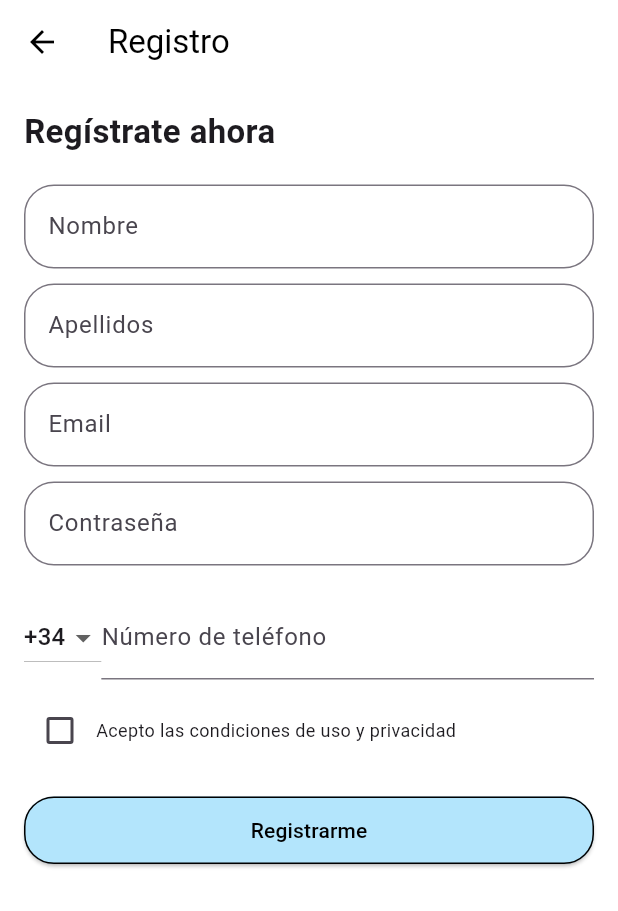
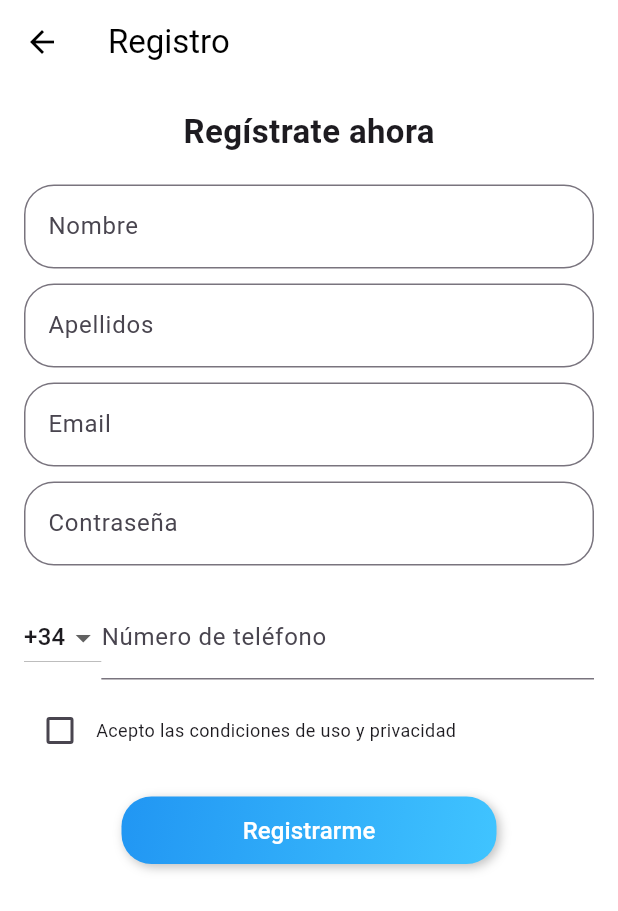
Before and after one commit to Dani-San-Gar/App_padel, a Flutter app: the screen it shows after launch, after a tap on "Registrarme", on a phone screen of 412 x 824 dp. Shown: the top 911 px of the screen. Run offline on Flutter 3.47's test engine with Material 3 defaults, Android fonts, the phone set to English and light mode, and no system bars; our stand-ins replace animate_do; missing offline and left inert: window_manager.

Commit message:
cambios esteticos, mejoras visuales

```diff
--- a/lib/main.dart
+++ b/lib/main.dart
@@ -1,70 +1,35 @@
 import 'package:flutter/material.dart';
-import 'screens/welcome_screen.dart';
+import 'package:window_manager/window_manager.dart';
+import 'package:app_padel/screens/welcome_screen.dart';
 
-void main() {
+void main() async {
+  WidgetsFlutterBinding.ensureInitialized();
+  await windowManager.ensureInitialized();
+
+  WindowOptions windowOptions = const WindowOptions(
+    size: Size(390, 844), // Tamaño de iPhone 14
+    center: true,
+    minimumSize: Size(390, 844),
+    maximumSize: Size(390, 844),
+    titleBarStyle: TitleBarStyle.hidden,
+  );
+
+  windowManager.waitUntilReadyToShow(windowOptions, () async {
+    await windowManager.show();
+    await windowManager.focus();
+  });
+
   runApp(const MyApp());
 }
 
 class MyApp extends StatelessWidget {
   const MyApp({super.key});
 
-  // This widget is the root of your application.
   @override
   Widget build(BuildContext context) {
     return MaterialApp(
-      title: 'Flutter Demo',
       debugShowCheckedModeBanner: false,
-      theme: ThemeData(
-        colorScheme: ColorScheme.fromSeed(seedColor: Colors.deepPurple),
-        useMaterial3: true,
-      ),
       home: const WelcomeScreen(),
     );
   }
 }
-
-class MyHomePage extends StatefulWidget {
-  const MyHomePage({super.key, required this.title});
-  final String title;
-  @override
-  State<MyHomePage> createState() => _MyHomePageState();
-}
-
-class _MyHomePageState extends State<MyHomePage> {
-  int _counter = 0;
-
-  void _incrementCounter() {
-    setState(() {
-      _counter++;
-    });
-  }
-
-  @override
-  Widget build(BuildContext context) {
-    return Scaffold(
-      appBar: AppBar(
-        backgroundColor: Theme.of(context).colorScheme.inversePrimary,
-        title: Text(widget.title),
-      ),
-      body: Center(
-        child: Column(
-          mainAxisAlignment: MainAxisAlignment.center,
-          children: <Widget>[
-            const Text(
-              'You have pushed the button this many times:',
-            ),
-            Text(
-              '$_counter',
-              style: Theme.of(context).textTheme.headlineMedium,
-            ),
-          ],
-        ),
-      ),
-      floatingActionButton: FloatingActionButton(
-        onPressed: _incrementCounter,
-        tooltip: 'Increment',
-        child: const Icon(Icons.add),
-      ),
-    );
-  }
-}
--- a/lib/screens/register_screen.dart
+++ b/lib/screens/register_screen.dart
@@ -93,9 +93,11 @@
             child: Column(
               crossAxisAlignment: CrossAxisAlignment.start,
               children: [
-                const Text(
+                const Center(
+                  child: Text(
                     'Regístrate ahora',
                     style: TextStyle(fontSize: 22, fontWeight: FontWeight.bold),
+                  ),
                 ),
                 const SizedBox(height: 20),
                 _buildTextField('Nombre', 'Por favor, ingresa tu nombre', _nameController),
@@ -149,7 +151,7 @@
                   ],
                 ),
                 const SizedBox(height: 20),
-                _buildButton('Registrarme', Colors.lightBlue.shade100, _registerUser),
+                _buildButton('Registrarme', _registerUser),
                 if (_isLoading) const Center(child: CircularProgressIndicator()),
               ],
             ),
@@ -178,22 +180,35 @@
     );
   }
 
-  Widget _buildButton(String text, Color color, VoidCallback onPressed) {
-    return SizedBox(
-      width: double.infinity,
+  Widget _buildButton(String text, VoidCallback onPressed) {
+    return Center(
+      child: Container(
+        width: 250,
         height: 45,
-      child: ElevatedButton(
-        style: ElevatedButton.styleFrom(
-          backgroundColor: color,
-          shape: RoundedRectangleBorder(
+        decoration: BoxDecoration(
+          gradient: LinearGradient(
+            colors: [Colors.blue, Colors.lightBlueAccent],
+            begin: Alignment.topLeft,
+            end: Alignment.bottomRight,
+          ),
           borderRadius: BorderRadius.circular(20),
-            side: const BorderSide(color: Colors.black),
+          boxShadow: [
+            BoxShadow(
+              color: Colors.black26,
+              blurRadius: 5,
+              offset: Offset(2, 2),
             ),
+          ],
         ),
+        child: TextButton(
           onPressed: onPressed,
+          style: TextButton.styleFrom(
+            padding: EdgeInsets.zero,
+          ),
           child: Text(
             text,
-          style: const TextStyle(color: Colors.black),
+            style: const TextStyle(color: Colors.white, fontSize: 16),
+          ),
         ),
       ),
     );
--- a/lib/screens/welcome_screen.dart
+++ b/lib/screens/welcome_screen.dart
@@ -1,6 +1,7 @@
 import 'package:flutter/material.dart';
 import 'package:app_padel/screens/register_screen.dart';
 import 'package:app_padel/screens/login_screen.dart';
+import 'package:animate_do/animate_do.dart'; // Importamos el paquete de animaciones
 
 class WelcomeScreen extends StatelessWidget {
   const WelcomeScreen({super.key});
@@ -9,69 +10,95 @@
   Widget build(BuildContext context) {
     return Scaffold(
       backgroundColor: Colors.white,
-      body: Stack(
-        children: [
-          Center( // Centra el contenido principal
+      body: Center(
         child: Column(
           mainAxisSize: MainAxisSize.min,
           children: [
-                const Text(
+            // Animación para el título
+            FadeInDown(
+              child: const Text(
                 "PlayDay",
-                  style: TextStyle(fontSize: 22, fontWeight: FontWeight.bold),
+                style: TextStyle(fontSize: 26, fontWeight: FontWeight.bold),
+              ),
             ),
             const SizedBox(height: 10),
-                const Text(
+
+            // Animación para el texto descriptivo
+            FadeInDown(
+              delay: const Duration(milliseconds: 300),
+              child: const Text(
                 "Únete a nosotros y disfruta de jugar\nal pádel siempre que quieras",
                 textAlign: TextAlign.center,
                 style: TextStyle(fontSize: 16),
               ),
+            ),
             const SizedBox(height: 30),
-                _buildButton("Registrarme", Colors.lightBlue.shade100, () {
+
+            // Animación y nuevo diseño para los botones
+            FadeInUp(
+              delay: const Duration(milliseconds: 600),
+              child: _buildGradientButton("Registrarme", () {
                 Navigator.push(
                   context,
                   MaterialPageRoute(builder: (context) => const RegisterScreen()),
                 );
               }),
+            ),
             const SizedBox(height: 10),
-                _buildButton("Iniciar sesión", Colors.lightBlue.shade100, () {
+
+            FadeInUp(
+              delay: const Duration(milliseconds: 800),
+              child: _buildGradientButton("Iniciar sesión", () {
                 Navigator.push(
                   context,
                   MaterialPageRoute(builder: (context) => const LoginScreen()),
                 );
               }),
-              ],
             ),
-          ),
-          Positioned(
-            left: 20, // Distancia desde el borde izquierdo
-            bottom: 20, // Distancia desde el borde inferior
+            const SizedBox(height: 20),
+
+            // Animación para el texto de privacidad
+            FadeInUp(
+              delay: const Duration(milliseconds: 1000),
               child: const Text(
                 "Al registrarte aceptas nuestra política de privacidad y nuestras condiciones",
                 style: TextStyle(fontSize: 10),
-              textAlign: TextAlign.left,
+                textAlign: TextAlign.center,
               ),
             ),
           ],
         ),
+      ),
     );
   }
 
-  Widget _buildButton(String text, Color color, VoidCallback onPressed) {
-    return SizedBox(
+  Widget _buildGradientButton(String text, VoidCallback onPressed) {
+    return Container(
       width: 250,
       height: 45,
-      child: ElevatedButton(
-        style: ElevatedButton.styleFrom(
-          backgroundColor: color,
-          shape: RoundedRectangleBorder(
+      decoration: BoxDecoration(
+        gradient: LinearGradient(
+          colors: [Colors.blue, Colors.lightBlueAccent],
+          begin: Alignment.topLeft,
+          end: Alignment.bottomRight,
+        ),
         borderRadius: BorderRadius.circular(20),
-            side: const BorderSide(color: Colors.black),
+        boxShadow: [
+          BoxShadow(
+            color: Colors.black26,
+            blurRadius: 5,
+            offset: Offset(2, 2),
           ),
+        ],
       ),
+      child: TextButton(
         onPressed: onPressed,
+        style: TextButton.styleFrom(
+          padding: EdgeInsets.zero, // Para que ocupe todo el contenedor
+        ),
         child: Text(
           text,
-          style: const TextStyle(color: Colors.black),
+          style: const TextStyle(color: Colors.white, fontSize: 16),
         ),
       ),
     );
--- a/pubspec.yaml
+++ b/pubspec.yaml
@@ -35,6 +35,8 @@
   # The following adds the Cupertino Icons font to your application.
   # Use with the CupertinoIcons class for iOS style icons.
   cupertino_icons: ^1.0.8
+  window_manager: ^0.4.3
+  animate_do: ^4.2.0
 
 dev_dependencies:
   flutter_test:
```
Also changed, not shown: lib/screens/login_screen.dart (+24 -9 lines), pubspec.lock, 14 other files. Lines whose indentation alone changed are shown as unchanged.
